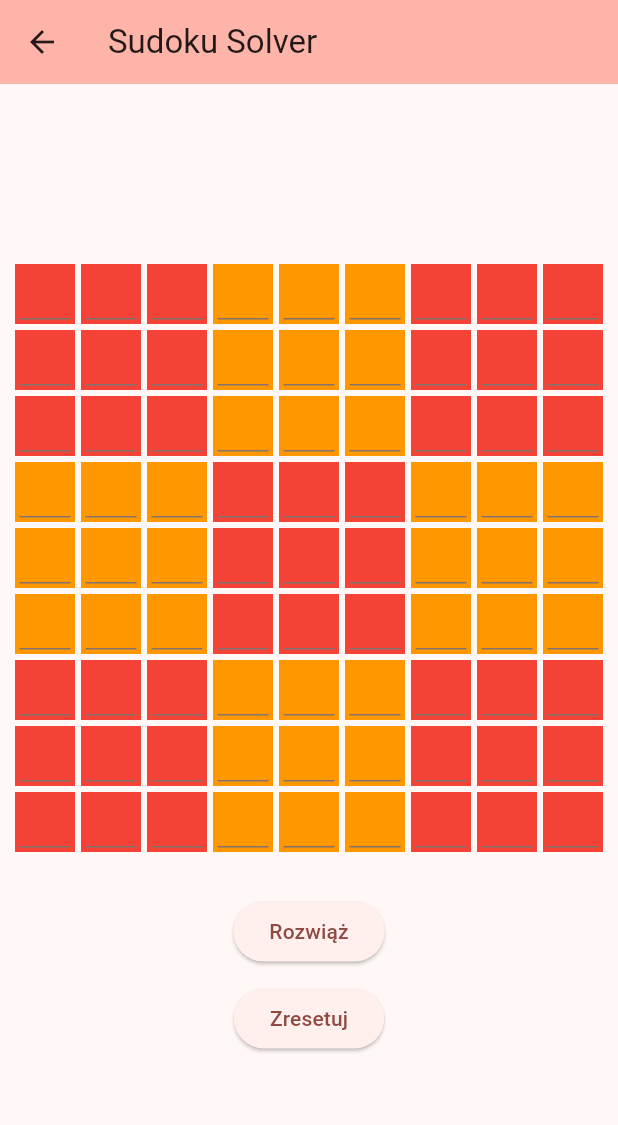
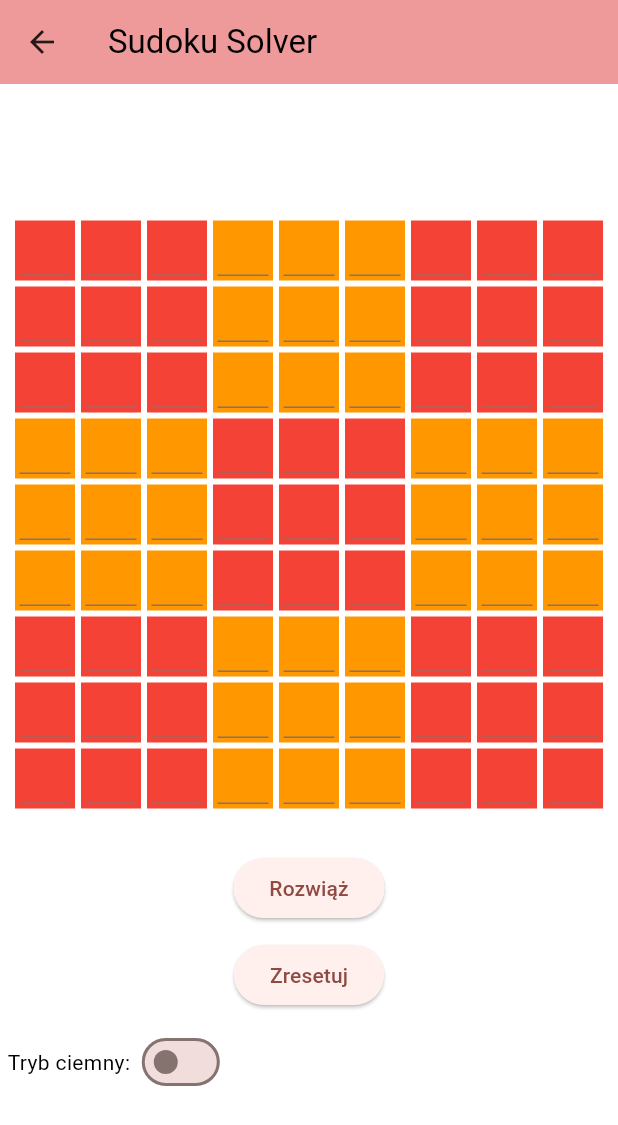
Before and after one commit to Krzysztofweimann02/sudokusolvermaster, a Flutter app: the screen it shows after launch, after a tap on "Start!", on a phone screen of 412 x 824 dp. Shown: the top 1125 px of the screen. Run offline on Flutter 3.47's test engine with Material 2 defaults, Android fonts, the phone set to English and light mode, and no system bars; our stand-ins replace audioplayers.

Commit message:
Very big update with new feature "Dark Mode"

```diff
--- a/lib/SudokuView.dart
+++ b/lib/SudokuView.dart
@@ -1,5 +1,6 @@
 import 'package:flutter/cupertino.dart';
 import 'package:flutter/material.dart';
+import 'package:sudokusolvermaster/main.dart';
 import 'package:sudokusolvermaster/sudokuBoard.dart';
 
 import 'sudokuSolvingAlgorithm.dart';
@@ -15,15 +16,36 @@ class _SudokuViewState extends State<SudokuView> {
   @override
   Widget build(BuildContext context) {
     return Scaffold(
+      backgroundColor: darkMode ? Colors.black87 : Colors.white,
       appBar: AppBar(
-          backgroundColor: Theme.of(context).colorScheme.inversePrimary,
-          title: Text("Sudoku Solver")
-        ),
+          backgroundColor: darkMode ? Colors.red[800] : Colors.red[200],
+          title: Text("Sudoku Solver",
+              style: TextStyle(color: darkMode ? Colors.white : Colors.black))),
       body: Center(
         child: Column(
           mainAxisAlignment: MainAxisAlignment.center,
           children: [
             SudokuBoardWidget(),
+            Padding(
+              padding: const EdgeInsets.all(5),
+              child: Center(
+                child: Row(
+                  children: [
+                    Text("Tryb ciemny: ",
+                        style: TextStyle(
+                            color: darkMode ? Colors.white : Colors.black)),
+                    Switch(
+                      value: darkMode,
+                      onChanged: (bool value) {
+                        setState(() {
+                          darkMode = value;
+                        });
+                      },
+                    )
+                  ],
+                ),
+              ),
+            )
           ],
         ),
       ),
--- a/lib/main.dart
+++ b/lib/main.dart
@@ -2,12 +2,15 @@ import 'package:flutter/material.dart';
 import 'package:audioplayers/audioplayers.dart';
 import 'package:sudokusolvermaster/SudokuView.dart';
 
+bool darkMode = false;
+
+
 void main() {
-  runApp(const MyApp());
+  runApp(MyApp());
 }
 
 class MyApp extends StatelessWidget {
-  const MyApp({super.key});
+  MyApp({super.key});
 
   @override
   Widget build(BuildContext context) {
@@ -41,22 +44,35 @@ class _MyHomePageState extends State<MyHomePage> {
   }
 
   @override
+  void didPop() {
+    setState(() {
+
+    });
+  }
+
+
+  @override
   Widget build(BuildContext context) {
     return Scaffold(
+      backgroundColor: darkMode ? Colors.black87 : Colors.white,
       appBar: AppBar(
-        backgroundColor: Theme.of(context).colorScheme.inversePrimary,
-        title: Text(widget.title),
+        backgroundColor: darkMode ? Colors.red[800] : Colors.red[200],
+        title: Text(widget.title, style: TextStyle(
+            color: darkMode ? Colors.white : Colors.black)),
       ),
       body: Center(
       child: ElevatedButton(
         child: const Text('Start!'),
-          onPressed: () {
+          onPressed: () async {
             player.play(AssetSource("click.mp3"));
-            Navigator.push(
+             await Navigator.push(
               context,
               MaterialPageRoute(builder: (context) => SudokuView()),
             );
-          },
+             setState(() {
+
+             });
+          }
         ),
       ),
     );
```
Also changed, not shown: 1 other file. Lines whose indentation alone changed are shown as unchanged.
